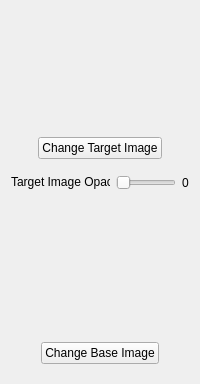
Above: geometrize/dialog/imagejobimagewidget.ui from Tw1ddle/geometrize before the change. Below: the same form after it.
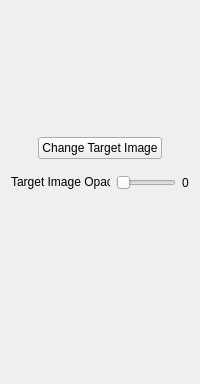
That is the form after the change.

The edit to the form file:
```diff
--- a/geometrize/dialog/imagejobimagewidget.ui
+++ b/geometrize/dialog/imagejobimagewidget.ui
@@ -155,7 +155,7 @@
       <enum>Qt::Vertical</enum>
      </property>
      <property name="sizeType">
-      <enum>QSizePolicy::Fixed</enum>
+      <enum>QSizePolicy::Expanding</enum>
      </property>
      <property name="sizeHint" stdset="0">
       <size>
@@ -165,89 +165,6 @@
      </property>
     </spacer>
    </item>
-   <item>
-    <layout class="QVBoxLayout" name="verticalLayout_3">
-     <item>
-      <layout class="QHBoxLayout" name="horizontalLayout_5">
-       <item>
-        <widget class="QLabel" name="baseImageLabel">
-         <property name="sizePolicy">
-          <sizepolicy hsizetype="Fixed" vsizetype="Fixed">
-           <horstretch>0</horstretch>
-           <verstretch>0</verstretch>
-          </sizepolicy>
-         </property>
-         <property name="minimumSize">
-          <size>
-           <width>120</width>
-           <height>120</height>
-          </size>
-         </property>
-         <property name="text">
-          <string notr="true"/>
-         </property>
-         <property name="scaledContents">
-          <bool>false</bool>
-         </property>
-         <property name="alignment">
-          <set>Qt::AlignCenter</set>
-         </property>
-        </widget>
-       </item>
-      </layout>
-     </item>
-     <item>
-      <layout class="QHBoxLayout" name="horizontalLayout_4">
-       <item>
-        <spacer name="horizontalSpacer_3">
-         <property name="orientation">
-          <enum>Qt::Horizontal</enum>
-         </property>
-         <property name="sizeHint" stdset="0">
-          <size>
-           <width>40</width>
-           <height>20</height>
-          </size>
-         </property>
-        </spacer>
-       </item>
-       <item>
-        <widget class="QPushButton" name="pickBaseImageButton">
-         <property name="text">
-          <string>Change Base Image</string>
-         </property>
-        </widget>
-       </item>
-       <item>
-        <spacer name="horizontalSpacer_4">
-         <property name="orientation">
-          <enum>Qt::Horizontal</enum>
-         </property>
-         <property name="sizeHint" stdset="0">
-          <size>
-           <width>40</width>
-           <height>20</height>
-          </size>
-         </property>
-        </spacer>
-       </item>
-      </layout>
-     </item>
-    </layout>
-   </item>
-   <item>
-    <spacer name="verticalSpacer">
-     <property name="orientation">
-      <enum>Qt::Vertical</enum>
-     </property>
-     <property name="sizeHint" stdset="0">
-      <size>
-       <width>20</width>
-       <height>40</height>
-      </size>
-     </property>
-    </spacer>
-   </item>
   </layout>
  </widget>
  <resources/>
```
Left out of the diff: 6 changed lines with no effect on the pictures.
